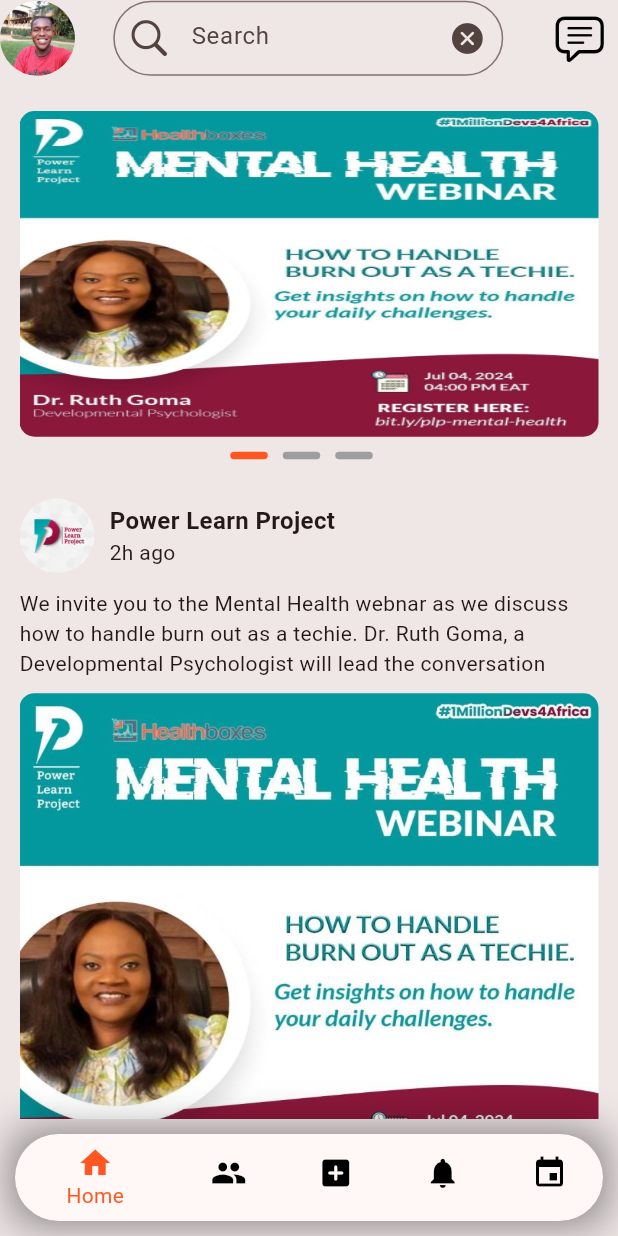
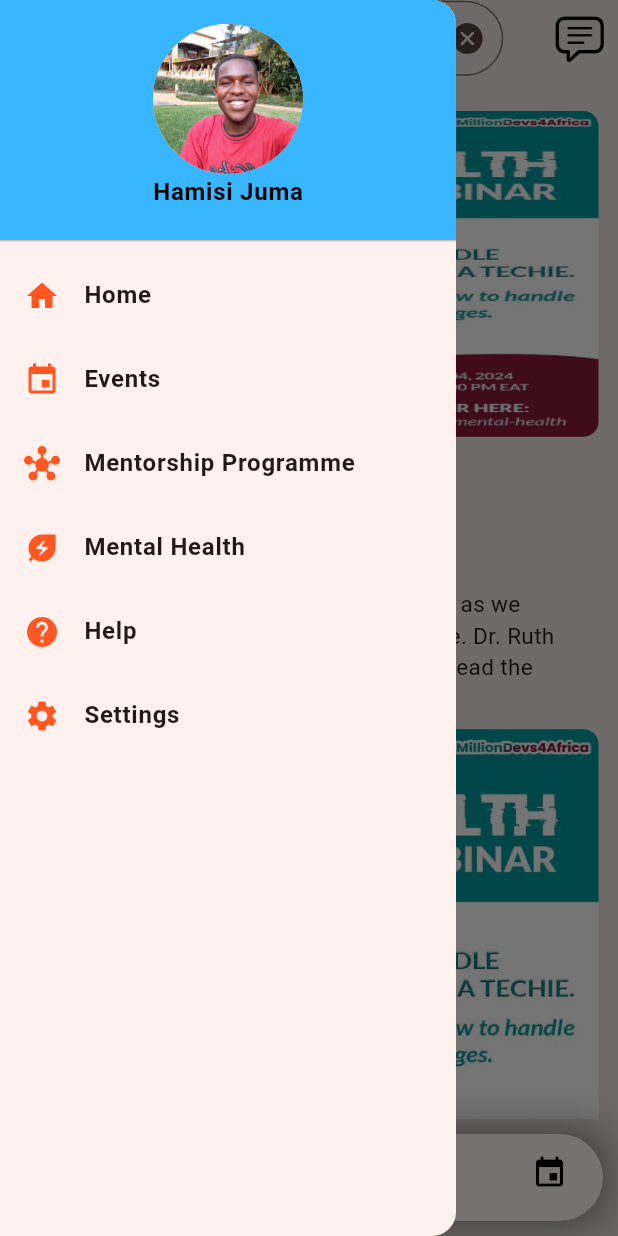
Before and after one commit to KaKaCodes1/UniKonnekt, a Flutter app: the HomeScreen screen opened directly, with the side drawer open (before the commit the screen has no drawer), on a phone screen of 412 x 824 dp. Run offline on Flutter 3.47's test engine with Material 3 defaults, Android fonts, the phone set to English and light mode, and no system bars; drawn by our look-alikes of carousel_slider; our stand-ins replace get.

Commit message:
worked on bottom nav bar and drawer menu

```diff
--- a/lib/main.dart
+++ b/lib/main.dart
@@ -1,7 +1,7 @@
 import 'package:flutter/material.dart';
 import 'package:unikonnect/screens/home_screen.dart';
-// import 'package:unikonnect/screens/register_screen.dart';
-// import 'package:unikonnect/screens/splash_screen.dart';
+import 'package:unikonnect/screens/register_screen.dart';
+import 'package:unikonnect/screens/splash_screen.dart';
 
 void main() {
   runApp(const MyApp());
@@ -20,9 +20,9 @@ class MyApp extends StatelessWidget {
         colorScheme: ColorScheme.fromSeed(seedColor: Colors.deepOrange),
         useMaterial3: true,
       ),
-      // home: const Splashscreen(),
+      home: const Splashscreen(),
       // home: const Register(),
-      home: HomeScreen(),
+      // home: const HomeScreen(),
     );
   }
 }
--- a/lib/screens/home_screen.dart
+++ b/lib/screens/home_screen.dart
@@ -3,12 +3,23 @@ import 'package:flutter/material.dart';
 
 import '../model/post.dart';
 import '../widgets/ads_slider.dart';
+import '../widgets/bottomnavbar.dart';
+import '../widgets/drawer_menu.dart';
 import '../widgets/post_item.dart';
 // import 'package:carousel_slider/carousel_slider.dart';
 // import '../widgets/image_in_slider.dart';
 
-class HomeScreen extends StatelessWidget {
-  HomeScreen({super.key});
+class HomeScreen extends StatefulWidget {
+  const HomeScreen({super.key});
+
+  @override
+  State<HomeScreen> createState() => _HomeScreenState();
+}
+
+class _HomeScreenState extends State<HomeScreen> {
+    /*A GlobalKey<ScaffoldState> is used to control the Scaffold.
+  This key allows you to access and manipulate the state of the Scaffold, including opening and closing the drawer.*/
+  final GlobalKey<ScaffoldState> _scaffoldKey = GlobalKey<ScaffoldState>();
 
   final List<Post> posts = [
     Post(
@@ -32,6 +43,8 @@ class HomeScreen extends StatelessWidget {
   @override
   Widget build(BuildContext context) {
     return Scaffold(
+      key: _scaffoldKey,
+      drawer: const DrawerMenu(),
       backgroundColor: const Color.fromARGB(255, 239, 230, 230),
       body: SafeArea(
         child: ListView(
@@ -47,10 +60,15 @@ class HomeScreen extends StatelessWidget {
               child: Row(
                 mainAxisAlignment: MainAxisAlignment.spaceBetween,
                 children: [
-                  const CircleAvatar(
-                    radius: 25,
-                    backgroundImage: AssetImage('assets/images/me.jpg'),
+                  GestureDetector(
+                    onTap: () {
+                      _scaffoldKey.currentState?.openDrawer();
+                    },
+                    child: const CircleAvatar(
+                      radius: 25,
+                      backgroundImage: AssetImage('assets/images/me.jpg'),
 
+                    ),
                   ),
 
                   SizedBox(
@@ -127,86 +145,43 @@ class HomeScreen extends StatelessWidget {
         ),
       ),
 
-      bottomNavigationBar: Container(
-                margin: const EdgeInsets.symmetric(horizontal: 10, vertical: 10),
-        decoration: BoxDecoration(
-          boxShadow: [
-            BoxShadow(
-            color: Colors.black.withOpacity(0.5),
-            blurRadius: 25,
-          )
-          ]
-        ),
-        child: ClipRRect(
-          borderRadius: BorderRadius.circular(30),
-          child: BottomNavigationBar(
-            selectedItemColor:Colors.deepOrange,
-            unselectedItemColor:  Colors.black,
-            showSelectedLabels: true,
-            showUnselectedLabels: false,
-            items: const <BottomNavigationBarItem>[
-              BottomNavigationBarItem(
-                icon: Icon(Icons.home),
-                label: 'Home'
-                ),
-              BottomNavigationBarItem(
-                icon: Icon(Icons.people),
-                label: 'Network',
-                ),
-              BottomNavigationBarItem(
-                icon: Icon(Icons.add_box_rounded),
-                label: 'Post',
-                ),
-              BottomNavigationBarItem(
-                icon: Icon(Icons.notifications),
-                label: 'Notifications',
-                ),
-              BottomNavigationBarItem(
-                icon: Icon(Icons.event),
-                label: 'Events',
-                ),
-            ],
-
-          // currentIndex: currentIndex,
-          // onTap: onTap,
-            ),
-        ),
-
-
-      ),
+      bottomNavigationBar: const BottomNavBar(),
     );
   }
 }
 
 
 
-class FeaturesIcon extends StatelessWidget {
-  const FeaturesIcon({
-    super.key,
-    required this.title,
-    required this.imageUrl,
-  });
-  final String title;
-  final String imageUrl;
 
-  @override
-  Widget build(BuildContext context) {
-    return Padding(
-      padding: const EdgeInsets.only(right: 25.0),
-      child: Column(
-        children: [
-          CircleAvatar(
-            radius: 30,
-            backgroundImage: AssetImage(imageUrl),
-          ),
-          Text(
-            title,
-            style: const TextStyle(
-              fontSize: 10,
-            ),
-          )
-        ],
-      ),
-    );
-  }
-}
+
+
+// class FeaturesIcon extends StatelessWidget {
+//   const FeaturesIcon({
+//     super.key,
+//     required this.title,
+//     required this.imageUrl,
+//   });
+//   final String title;
+//   final String imageUrl;
+
+//   @override
+//   Widget build(BuildContext context) {
+//     return Padding(
+//       padding: const EdgeInsets.only(right: 25.0),
+//       child: Column(
+//         children: [
+//           CircleAvatar(
+//             radius: 30,
+//             backgroundImage: AssetImage(imageUrl),
+//           ),
+//           Text(
+//             title,
+//             style: const TextStyle(
+//               fontSize: 10,
+//             ),
+//           )
+//         ],
+//       ),
+//     );
+//   }
+// }
--- /dev/null
+++ b/lib/widgets/bottomnavbar.dart
@@ -0,0 +1,58 @@
+import 'package:flutter/material.dart';
+
+class BottomNavBar extends StatelessWidget {
+  const BottomNavBar({
+    super.key,
+  });
+
+  @override
+  Widget build(BuildContext context) {
+    return Container(
+      margin: const EdgeInsets.symmetric(horizontal: 10, vertical: 10),
+      decoration: BoxDecoration(
+        boxShadow: [
+          BoxShadow(
+          color: Colors.black.withOpacity(0.5),
+          blurRadius: 25,
+        )
+        ]
+      ),
+      child: ClipRRect(
+        borderRadius: BorderRadius.circular(30),
+        child: BottomNavigationBar(
+          selectedItemColor:Colors.deepOrange,
+          unselectedItemColor:  Colors.black,
+          showSelectedLabels: true,
+          showUnselectedLabels: false,
+          items: const <BottomNavigationBarItem>[
+            BottomNavigationBarItem(
+              icon: Icon(Icons.home),
+              label: 'Home'
+              ),
+            BottomNavigationBarItem(
+              icon: Icon(Icons.people),
+              label: 'Network',
+              ),
+            BottomNavigationBarItem(
+              icon: Icon(Icons.add_box_rounded),
+              label: 'Post',
+              ),
+            BottomNavigationBarItem(
+              icon: Icon(Icons.notifications),
+              label: 'Notifications',
+              ),
+            BottomNavigationBarItem(
+              icon: Icon(Icons.event),
+              label: 'Events',
+              ),
+          ],
+
+        // currentIndex: currentIndex,
+        // onTap: onTap,
+          ),
+      ),
+
+
+    );
+  }
+}
--- /dev/null
+++ b/lib/widgets/drawer_menu.dart
@@ -0,0 +1,108 @@
+import 'package:flutter/material.dart';
+
+import '../screens/home_screen.dart';
+
+class DrawerMenu extends StatelessWidget {
+
+  const DrawerMenu({super.key});
+
+  @override
+  Widget build(BuildContext context) {
+    return Drawer(
+      child: ListView(
+        padding: EdgeInsets.zero,
+        children: <Widget>[
+          DrawerHeader(
+            decoration: const BoxDecoration(
+              color: Color(0xff38b6ff),
+            ),
+
+            child: GestureDetector(
+              onTap: () {
+                Navigator.pop(context); // Closes the drawer after tap
+              },
+              child: const Column(
+                children: [
+                   CircleAvatar(
+                    radius: 50,
+                    backgroundImage: AssetImage('assets/images/me.jpg'),
+                  ),
+
+                  Text(
+                    "Hamisi Juma",
+                    style: TextStyle(
+                      color: Colors.black,
+                      fontWeight: FontWeight.bold,
+                    ),
+                  ),
+
+                ]
+              ),
+            ),
+
+            ),
+
+            ListTile(
+              leading: const Icon(Icons.home, color:  Colors.deepOrange),
+              title: const Text('Home',style: TextStyle(fontWeight: FontWeight.bold),),
+              onTap: () {
+                Navigator.pop(context); // Closes the drawer after tap
+                Navigator.push(
+                  context,
+                  MaterialPageRoute(builder: (context) => const HomeScreen())
+                   );
+              },
+            ),
+
+            ListTile(
+              leading: const Icon(Icons.event, color:  Colors.deepOrange),
+              title: const Text('Events',style: TextStyle(fontWeight: FontWeight.bold),),
+              onTap: () {
+                Navigator.pop(context); // Closes the drawer after tap
+                // Navigator.push(
+                //   context,
+                //   MaterialPageRoute(builder: (context) => AllarticlesScreen(subjects: subjects, articles: articles,))
+                //    );
+              },
+            ),
+
+            ListTile(
+              leading: const Icon(Icons.hub, color:  Colors.deepOrange),
+              title: const Text('Mentorship Programme',style: TextStyle(fontWeight: FontWeight.bold),),
+              onTap: () {
+                Navigator.pop(context); // Closes the drawer after tap
+                // Navigator.push(
+                //   context,
+                //   MaterialPageRoute(builder: (context) =>  AllsubjectsScreen(subjects: subjects, articles: articles,))
+                  //  );
+              },
+            ),
+
+            ListTile(
+              leading: const Icon(Icons.energy_savings_leaf, color:  Colors.deepOrange),
+              title: const Text('Mental Health',style: TextStyle(fontWeight: FontWeight.bold),),
+              onTap: () {
+                Navigator.pop(context); // Closes the drawer after tap
+              },
+            ),
+
+            ListTile(
+              leading: const Icon(Icons.help, color:  Colors.deepOrange),
+              title: const Text('Help',style: TextStyle(fontWeight: FontWeight.bold),),
+              onTap: () {
+                Navigator.pop(context); // Closes the drawer after tap
+              },
+            ),
+
+            ListTile(
+              leading: const Icon(Icons.settings, color:  Colors.deepOrange),
+              title: const Text('Settings',style: TextStyle(fontWeight: FontWeight.bold),),
+              onTap: () {
+                Navigator.pop(context); // Closes the drawer after tap
+              },
+            ),
+        ],
+      ),
+    );
+  }
+}
--- a/lib/widgets/post_item.dart
+++ b/lib/widgets/post_item.dart
@@ -38,7 +38,7 @@ class PostItem extends StatelessWidget {
         ),
         const SizedBox(height: 10,),
         if (post.postText != null)
-        Text(post.postText!),
+        Text(post.postText!, style: const TextStyle(fontSize: 15),),
 
         const SizedBox(height: 10,),
 
@@ -66,7 +66,7 @@ class PostItem extends StatelessWidget {
           ],
         ),
 
-        const SizedBox(height: 10,),
+        const SizedBox(height: 16,),
       ],
     );
   }
```
Also changed, not shown: lib/screens/login_screen.dart (+7 -1 lines), lib/screens/register_screen.dart (+8 -1 lines).
